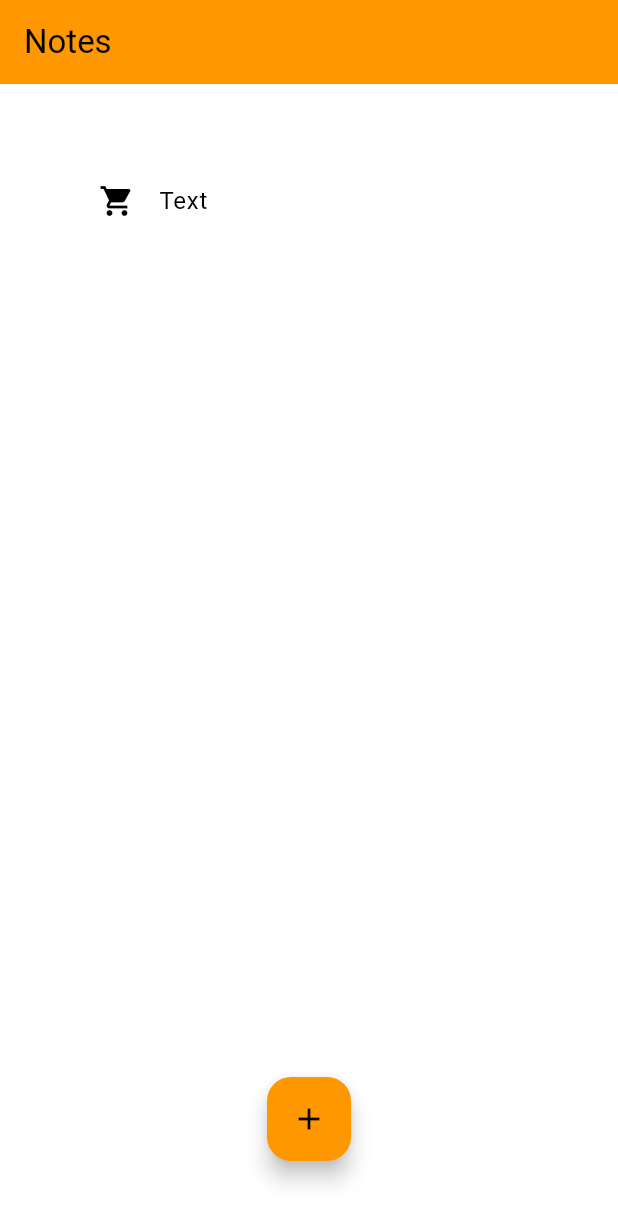
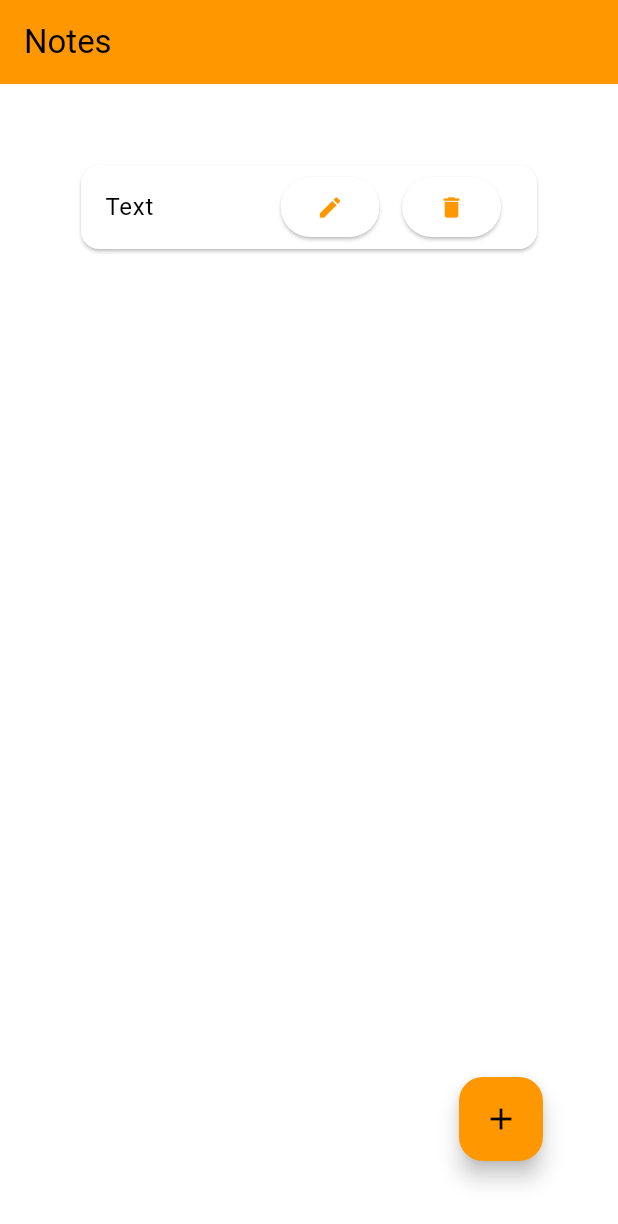
Before and after one commit to Adgar90/recordsFlutter, a Flutter app: the screen it shows after launch, on a phone screen of 412 x 824 dp. Shown: the top 1224 px of the screen. Run offline on Flutter 3.47's test engine with Material 3 defaults, Android fonts, the phone set to English and light mode, and no system bars.

Commit message:
modificacions main i landing page

```diff
--- a/records/lib/main.dart
+++ b/records/lib/main.dart
@@ -13,7 +13,10 @@ class MyApp extends StatelessWidget {
     return MaterialApp(
       title: 'Notes',
       theme: ThemeData(
-        colorScheme: ColorScheme.fromSwatch(primarySwatch: Colors.orange),
+        colorScheme: ColorScheme.fromSwatch(
+          primarySwatch: Colors.orange,
+          cardColor: Colors.white,
+        ),
       ),
       home: const MyHomePage(title: 'Notes'),
     );
--- a/records/lib/vistes/landingpage.dart
+++ b/records/lib/vistes/landingpage.dart
@@ -36,28 +36,48 @@ class _MyHomePageState extends State<MyHomePage> {
             mainAxisAlignment: MainAxisAlignment.center,
             children: <Widget>[
               Expanded(
-                child: ListView.builder(
-                  //crea llista
-                  //per veure la llista
-                  itemCount: texts.length,
-                  itemBuilder: (BuildContext context, int index) {
-                    return ListTile(
-                      //pinta en cada fila de la llista
-                      leading: Icon(Icons.shopping_cart), //Afegeixo icona
-                      title: Text(texts[index]),
-                    );
-                  },
+                child: ListView(
+                  children: <Widget>[
+                    Card(
+                      child: ListTile(
+                        title: Text(texts[0]),
+                        trailing: Wrap(
+                          spacing: 15,
+                          children: <Widget>[
+                            ElevatedButton(
+                                onPressed: () => {
+                                      Navigator.push(
+                                          context,
+                                          MaterialPageRoute(
+                                              builder: (context) =>
+                                                  AfegirNotes()))
+                                    },
+                                child: Icon(Icons.edit)),
+                            ElevatedButton(
+                                onPressed: () => {
+                                      Navigator.push(
+                                          context,
+                                          MaterialPageRoute(
+                                              builder: (context) =>
+                                                  AfegirNotes()))
+                                    },
+                                child: Icon(Icons.delete)),
+                          ],
+                        ),
+                      ),
+                    ),
+                  ],
                 ),
               ),
               Row(
-                mainAxisAlignment: MainAxisAlignment.center,
+                mainAxisAlignment: MainAxisAlignment.end,
                 children: [
                   FloatingActionButton(
                       onPressed: () => {
                             Navigator.push(
                                 context,
                                 MaterialPageRoute(
-                                    builder: (context) => const AfegirNotes()))
+                                    builder: (context) => AfegirNotes()))
                           },
                       child: const Icon(Icons.add))
                 ],
```
